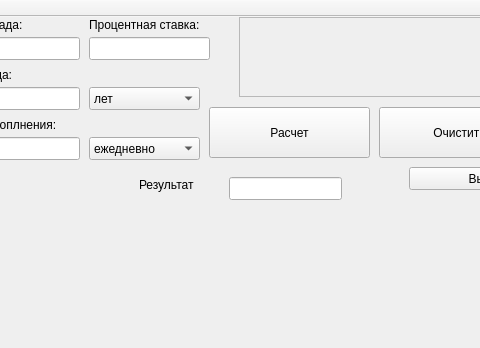
This is PyQt-project-yandex/code/file_ui/untitled_2.ui in ST696/Yandex-project as Qt 5 draws it before an edit; both pictures show x 81 to 561 and y 0 to 348 of the 836 by 697 pixel window. The edited form follows.
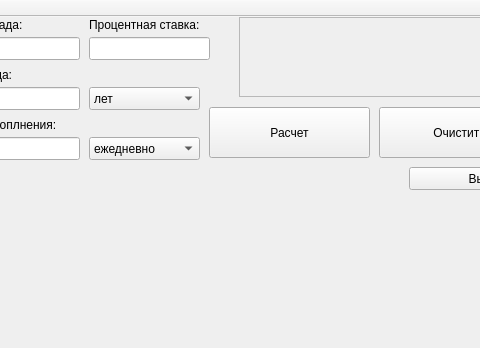
This is the edited form.

```diff
--- a/PyQt-project-yandex/code/file_ui/untitled_2.ui
+++ b/PyQt-project-yandex/code/file_ui/untitled_2.ui
@@ -290,29 +290,6 @@
      <string>Выбрать существующий вклад</string>
     </property>
    </widget>
-   <widget class="QLineEdit" name="result">
-    <property name="geometry">
-     <rect>
-      <x>310</x>
-      <y>160</y>
-      <width>113</width>
-      <height>23</height>
-     </rect>
-    </property>
-   </widget>
-   <widget class="QLabel" name="label_5">
-    <property name="geometry">
-     <rect>
-      <x>220</x>
-      <y>160</y>
-      <width>71</width>
-      <height>16</height>
-     </rect>
-    </property>
-    <property name="text">
-     <string>Результат</string>
-    </property>
-   </widget>
   </widget>
   <widget class="QMenuBar" name="menubar">
    <property name="geometry">
```
Left out of the diff: 10 changed lines with no effect on the pictures.
